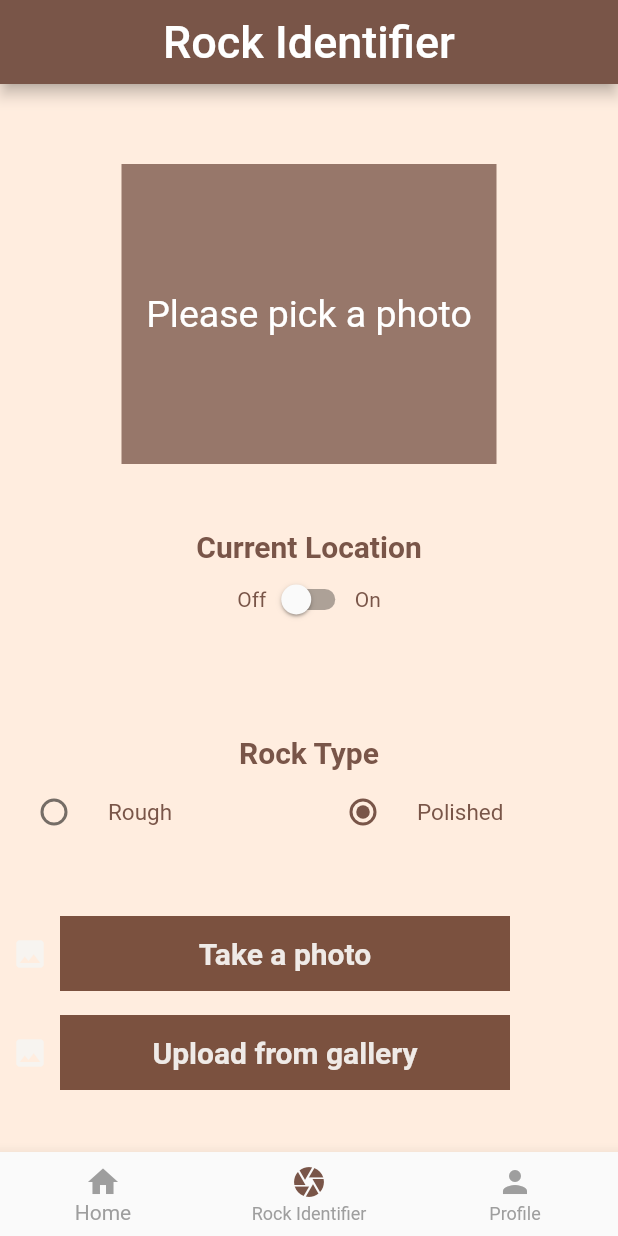
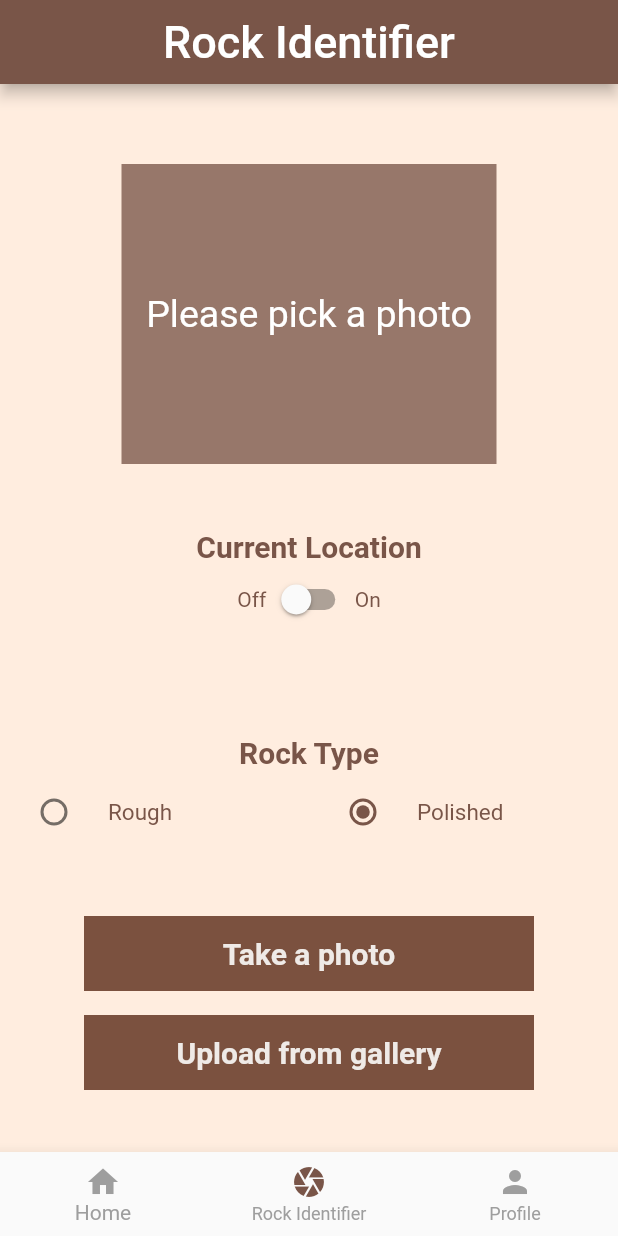
Before and after one commit to zmojab/RockID, a Flutter app: the screen it shows once a user with an empty profile is signed in, item 2 of the bottom bar chosen, on a phone screen of 412 x 824 dp. Run offline on Flutter 3.47's test engine with Material 2 defaults, Android fonts, the phone set to English and light mode, and no system bars; our stand-ins replace cloud_firestore, firebase_auth, firebase_core, firebase_storage, geolocator, google_maps_flutter and 2 more; missing offline and left inert: tflite_flutter, tflite_flutter_helper; accounts and stored records are empty.

```diff
--- a/rockid/lib/pages/camera_page.dart
+++ b/rockid/lib/pages/camera_page.dart
@@ -230,30 +230,18 @@ class _RockIDState extends State<RockID> {
   }) {
     return TextButton(
       onPressed: () => _onPickPhoto(source),
-      child: Row(
-        children: [
-          Icon(
-            Icons.photo,
-            color: kColorLightbeige,
-          ),
-          SizedBox(width: 8.0), // Add spacing between the icon and text
-          Container(
-            width: 300,
-            height: 50,
-            color: kColorbrown,
-            child: Center(
-              child: Text(
-                title,
+      child: Container(
+        width: 300,
+        height: 50,
+        color: kColorbrown,
+        child: Center(
+            child: Text(title,
                 style: const TextStyle(
                   fontFamily: kButtonFont,
                   fontSize: 20.0,
                   fontWeight: FontWeight.w600,
                   color: kColorLightbeige,
-                ),
-              ),
-            ),
-          ),
-        ],
+                ))),
       ),
     );
   }
```
